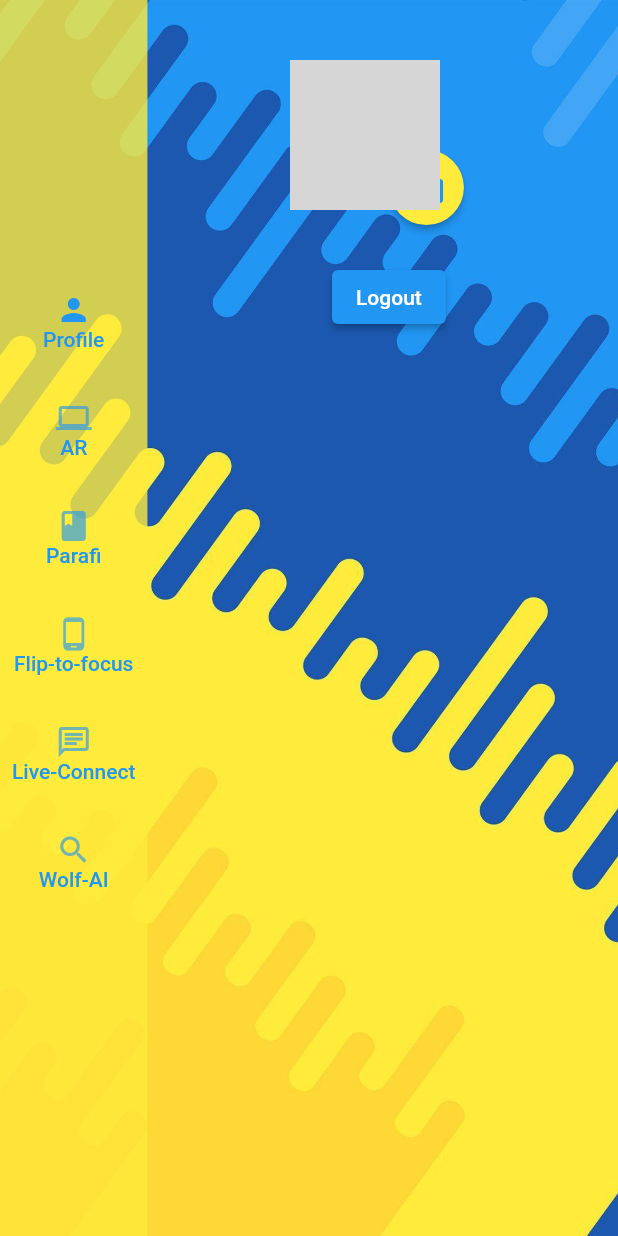
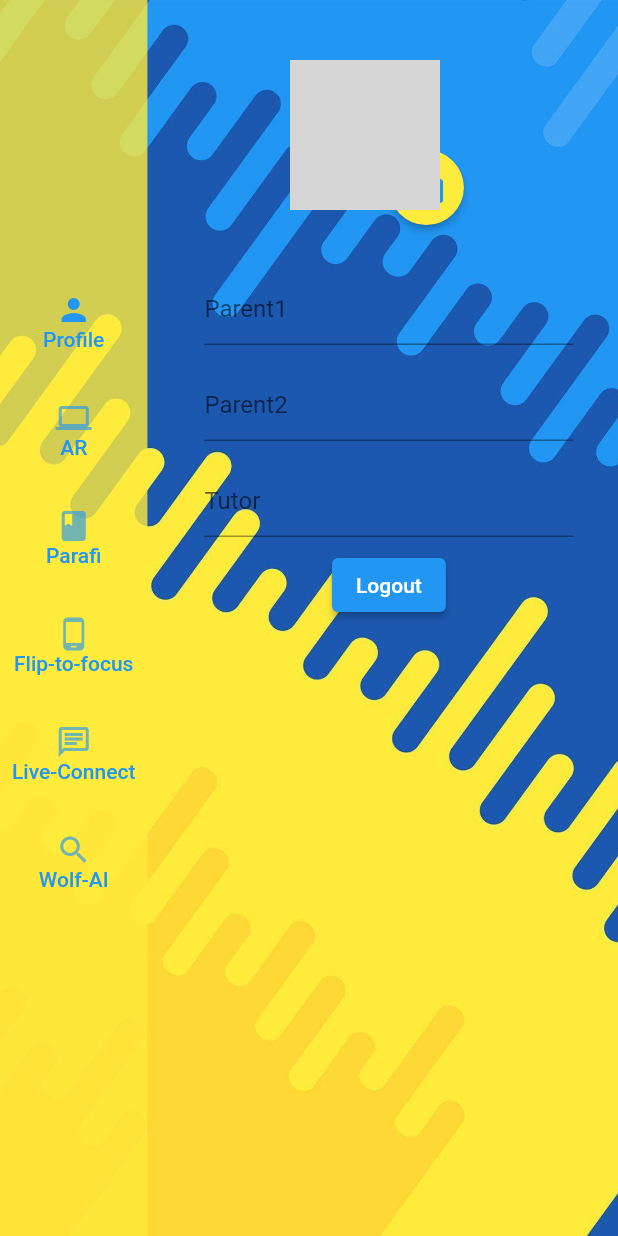
Before and after one commit to EeshanDutta007/Stud-Bud, a Flutter app: the SideNavBar screen opened directly, on a phone screen of 412 x 824 dp. Run offline on Flutter 3.47's test engine with Material 2 defaults, Android fonts, the phone set to English and light mode, and no system bars; our stand-ins replace animated_text_kit, cloud_firestore, firebase_auth, firebase_core, firebase_storage, flare_flutter and 9 more; missing offline and left inert: all_sensors, model_viewer; accounts and stored records are empty; network calls fail; statements that could not run were skipped; grey boxes are pictures that could not be loaded.

Commit message:
Textfield Created

```diff
--- a/lib/Pages/Profile.dart
+++ b/lib/Pages/Profile.dart
@@ -18,6 +18,9 @@ class Profile extends StatefulWidget {
 }
 
 class _ProfileState extends State<Profile> {
+  TextEditingController Parent1 = new TextEditingController();
+  TextEditingController Parent2 = new TextEditingController();
+  TextEditingController  Tutor = new TextEditingController();
   File _image;
   final picker = ImagePicker();
   String CircleAvtarLink = null;
@@ -187,6 +190,39 @@ class _ProfileState extends State<Profile> {
             ),
           ),
           SizedBox(height: 24),
+            Padding(
+              padding: const EdgeInsets.all(8.0),
+              child: Container(
+                child: TextField(
+                  controller: Parent1,
+                  decoration: InputDecoration(
+                    hintText: 'Parent1'
+                  )
+                ),
+              ),
+            ),
+          Padding(
+            padding: const EdgeInsets.all(8.0),
+            child: Container(
+              child: TextField(
+                controller: Parent2,
+                  decoration: InputDecoration(
+                      hintText: 'Parent2'
+                  )
+              ),
+            ),
+          ),
+          Padding(
+            padding: const EdgeInsets.all(8.0),
+            child: Container(
+              child: TextField(
+                controller: Tutor,
+                  decoration: InputDecoration(
+                      hintText: 'Tutor'
+                  )
+              ),
+            ),
+          ),
             ElevatedButton(
               onPressed: () async {
                 FirebaseAuth.instance.signOut();
```
